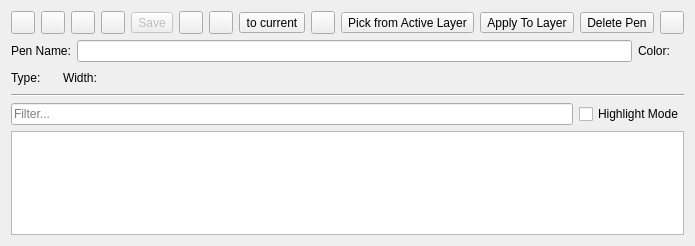
Before: the Qt Designer form librecad/src/ui/lc_penpalettewidget.ui in LibreCAD/LibreCAD, drawn with Qt 5.
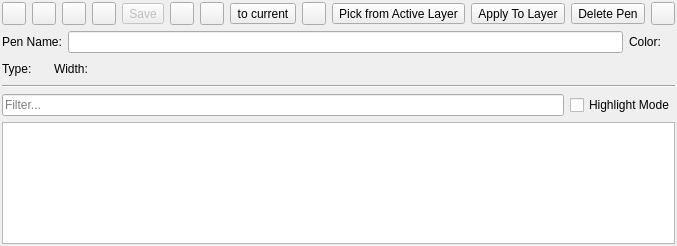
After: the same form once the commit is applied. Icons and pictures are not drawn. Custom widgets are drawn as their Qt base class.

Commit message: initial fix for cmd widget height

What changed in the file:
```diff
--- a/librecad/src/ui/lc_penpalettewidget.ui
+++ b/librecad/src/ui/lc_penpalettewidget.ui
@@ -23,6 +23,18 @@
    <property name="sizeConstraint">
     <enum>QLayout::SetDefaultConstraint</enum>
    </property>
+   <property name="leftMargin">
+    <number>2</number>
+   </property>
+   <property name="topMargin">
+    <number>2</number>
+   </property>
+   <property name="rightMargin">
+    <number>2</number>
+   </property>
+   <property name="bottomMargin">
+    <number>2</number>
+   </property>
    <item row="8" column="0" colspan="2">
     <widget class="Line" name="line">
      <property name="orientation">
```
Left out of the diff: 9 changed lines with no effect on the pictures. The commit also changes 4 other files.
